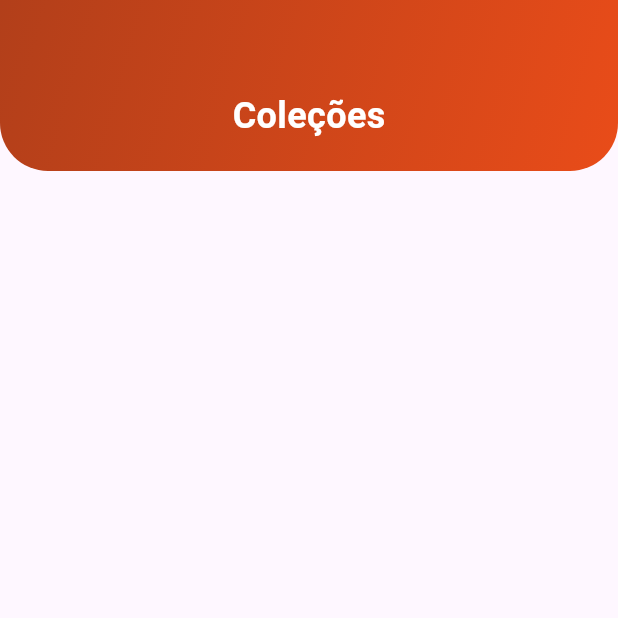
After one commit to RokaMokaHub/rokaMokaApp, a Flutter app: the CreateExposureScreen screen opened directly, on a phone screen of 412 x 824 dp, the top half of it. The commit adds this screen. Run offline on Flutter 3.47's test engine with Material 3 defaults, Android fonts, the phone set to English and light mode, and no system bars; our stand-ins replace device_info_plus, font_awesome_flutter, google_fonts.

Commit message:
add: create exposure e ajustes no pubspec

```diff
--- a/lib/constants/routes.dart
+++ b/lib/constants/routes.dart
@@ -6,3 +6,4 @@ const String profileRoute = '/profile';
 const String emblemsRoute = '/emblems';
 const String collectionsRoute = '/collections';
 const String collectionInfoRoute = '/collection/:id';
+const String createExposureRoute = '/createExposure';
--- /dev/null
+++ b/lib/presentation/pages/create_exposure_screen.dart
@@ -0,0 +1,44 @@
+import 'package:flutter/material.dart';
+import 'package:flutter/cupertino.dart';
+
+class CreateExposureScreen extends StatefulWidget {
+  const CreateExposureScreen({Key? key}) : super(key: key);
+
+  @override
+  _CreateExposureScreenState createState() => _CreateExposureScreenState();
+}
+
+class _CreateExposureScreenState extends State<CreateExposureScreen> {
+  @override
+  Widget build(BuildContext context) {
+    return Scaffold(
+      body: Column(
+        children: [
+          Container(
+            decoration: const BoxDecoration(
+              gradient: LinearGradient(
+                colors: [Color(0xFFB23F1A), Color(0xFFE94C19)],
+                begin: Alignment.topLeft,
+                end: Alignment.bottomRight,
+              ),
+              borderRadius: BorderRadius.only(
+                bottomLeft: Radius.circular(32),
+                bottomRight: Radius.circular(32),
+              ),
+            ),
+            padding: const EdgeInsets.only(top: 60, bottom: 20),
+            alignment: Alignment.center,
+            child: const Text(
+              'Coleções',
+              style: TextStyle(
+                fontSize: 24,
+                fontWeight: FontWeight.bold,
+                color: Colors.white,
+              ),
+            ),
+          ),
+        ],
+      ),
+    );
+  }
+}
```
Also changed, not shown: pubspec.lock.
